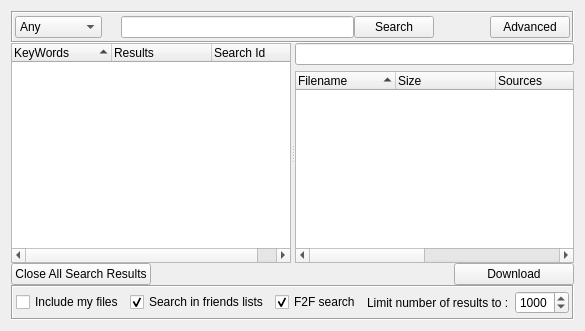
Before: the Qt Designer form retroshare-gui/src/gui/SearchDialog.ui in RetroShare/RetroShare, drawn with Qt 5.
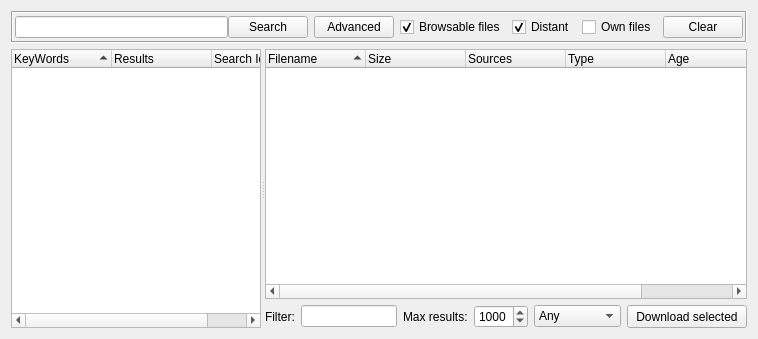
After: the same form once the commit is applied. Icons and pictures are not drawn. Custom widgets are drawn as their Qt base class.

Commit message: moved search tab into transfers. Simplified the layout (but kept all buttons)

The edit to the form file:
```diff
--- a/retroshare-gui/src/gui/SearchDialog.ui
+++ b/retroshare-gui/src/gui/SearchDialog.ui
@@ -6,8 +6,8 @@
    <rect>
     <x>0</x>
     <y>0</y>
-    <width>581</width>
-    <height>331</height>
+    <width>758</width>
+    <height>339</height>
    </rect>
   </property>
   <property name="sizePolicy">
@@ -16,14 +16,8 @@
     <verstretch>1</verstretch>
    </sizepolicy>
   </property>
-  <layout class="QGridLayout" name="gridLayout_5">
-   <property name="horizontalSpacing">
-    <number>6</number>
-   </property>
-   <property name="verticalSpacing">
-    <number>0</number>
-   </property>
-   <item row="0" column="0" colspan="3">
+  <layout class="QVBoxLayout" name="verticalLayout_2">
+   <item>
     <widget class="QFrame" name="titleBarFrame">
      <property name="maximumSize">
       <size>
@@ -41,107 +35,6 @@
       <property name="margin">
        <number>2</number>
       </property>
-      <item>
-       <widget class="QComboBox" name="FileTypeComboBox">
-        <item>
-         <property name="text">
-          <string>Any</string>
-         </property>
-         <property name="icon">
-          <iconset resource="images.qrc">
-           <normaloff>:/images/FileTypeAny.png</normaloff>:/images/FileTypeAny.png</iconset>
-         </property>
-        </item>
-        <item>
-         <property name="text">
-          <string>Archive</string>
-         </property>
-         <property name="icon">
-          <iconset resource="images.qrc">
-           <normaloff>:/images/FileTypeArchive.png</normaloff>:/images/FileTypeArchive.png</iconset>
-         </property>
-        </item>
-        <item>
-         <property name="text">
-          <string>Audio</string>
-         </property>
-         <property name="icon">
-          <iconset resource="images.qrc">
-           <normaloff>:/images/FileTypeAudio.png</normaloff>:/images/FileTypeAudio.png</iconset>
-         </property>
-        </item>
-        <item>
-         <property name="text">
-          <string>CD-Image</string>
-         </property>
-         <property name="icon">
-          <iconset resource="images.qrc">
-           <normaloff>:/images/FileTypeCDImage.png</normaloff>:/images/FileTypeCDImage.png</iconset>
-         </property>
-        </item>
-        <item>
-         <property name="text">
-          <string>Document</string>
-         </property>
-         <property name="icon">
-          <iconset resource="images.qrc">
-           <normaloff>:/images/FileTypeDocument.png</normaloff>:/images/FileTypeDocument.png</iconset>
-         </property>
-        </item>
-        <item>
-         <property name="text">
-          <string>Picture</string>
-         </property>
-         <property name="icon">
-          <iconset resource="images.qrc">
-           <normaloff>:/images/FileTypePicture.png</normaloff>:/images/FileTypePicture.png</iconset>
-         </property>
-        </item>
-        <item>
-         <property name="text">
-          <string>Program</string>
-         </property>
-         <property name="icon">
-          <iconset resource="images.qrc">
-           <normaloff>:/images/FileTypeProgram.png</normaloff>:/images/FileTypeProgram.png</iconset>
-         </property>
-        </item>
-        <item>
-         <property name="text">
-          <string>Video</string>
-         </property>
-         <property name="icon">
-          <iconset resource="images.qrc">
-           <normaloff>:/images/FileTypeVideo.png</normaloff>:/images/FileTypeVideo.png</iconset>
-         </property>
-        </item>
-        <item>
-         <property name="text">
-          <string>Directory</string>
-         </property>
-         <property name="icon">
-          <iconset resource="images.qrc">
-           <normaloff>:/images/folder16.png</normaloff>:/images/folder16.png</iconset>
-         </property>
-        </item>
-       </widget>
-      </item>
-      <item>
-       <spacer>
-        <property name="orientation">
-         <enum>Qt::Horizontal</enum>
-        </property>
-        <property name="sizeType">
-         <enum>QSizePolicy::Fixed</enum>
-        </property>
-        <property name="sizeHint" stdset="0">
-         <size>
-          <width>13</width>
-          <height>20</height>
-         </size>
-        </property>
-       </spacer>
-      </item>
       <item>
        <layout class="QHBoxLayout" name="horizontalLayout">
         <property name="spacing">
@@ -196,22 +89,6 @@
         </item>
        </layout>
       </item>
-      <item>
-       <spacer>
-        <property name="orientation">
-         <enum>Qt::Horizontal</enum>
-        </property>
-        <property name="sizeType">
-         <enum>QSizePolicy::Minimum</enum>
-        </property>
-        <property name="sizeHint" stdset="0">
-         <size>
-          <width>50</width>
-          <height>20</height>
-         </size>
-        </property>
-       </spacer>
-      </item>
       <item>
        <widget class="QPushButton" name="toggleAdvancedSearchBtn">
         <property name="toolTip">
@@ -222,17 +99,70 @@
         </property>
        </widget>
       </item>
+      <item>
+       <widget class="QCheckBox" name="_friendListsearch_SB">
+        <property name="toolTip">
+         <string>Search inside &quot;browsable&quot; files of your friends</string>
+        </property>
+        <property name="text">
+         <string>Browsable files</string>
+        </property>
+        <property name="checked">
+         <bool>true</bool>
+        </property>
+       </widget>
+      </item>
+      <item>
+       <widget class="QCheckBox" name="_anonF2Fsearch_CB">
+        <property name="toolTip">
+         <string>Multi-hop search at distance 6 in the network 
+(always reports available files)</string>
+        </property>
+        <property name="text">
+         <string>Distant</string>
+        </property>
+        <property name="checked">
+         <bool>true</bool>
+        </property>
+       </widget>
+      </item>
+      <item>
+       <widget class="QCheckBox" name="_ownFiles_CB">
+        <property name="sizePolicy">
+         <sizepolicy hsizetype="Minimum" vsizetype="Fixed">
+          <horstretch>0</horstretch>
+          <verstretch>0</verstretch>
+         </sizepolicy>
+        </property>
+        <property name="toolTip">
+         <string>Include files from your own file list in the search result</string>
+        </property>
+        <property name="text">
+         <string>Own files</string>
+        </property>
+       </widget>
+      </item>
+      <item>
+       <widget class="QPushButton" name="cloaseallsearchresultsButton">
+        <property name="toolTip">
+         <string>Close all Search Results</string>
+        </property>
+        <property name="text">
+         <string>Clear</string>
+        </property>
+       </widget>
+      </item>
      </layout>
     </widget>
    </item>
-   <item row="1" column="0" colspan="3">
+   <item>
     <widget class="QSplitter" name="splitter">
      <property name="orientation">
       <enum>Qt::Horizontal</enum>
      </property>
      <widget class="QTreeWidget" name="searchSummaryWidget">
       <property name="sizePolicy">
-       <sizepolicy hsizetype="Minimum" vsizetype="Minimum">
+       <sizepolicy hsizetype="Maximum" vsizetype="Minimum">
         <horstretch>0</horstretch>
         <verstretch>1</verstretch>
        </sizepolicy>
@@ -279,9 +209,9 @@
        </property>
       </column>
      </widget>
-     <widget class="QWidget" name="layoutWidget">
-      <layout class="QGridLayout" name="gridLayout_4">
-       <item row="1" column="0">
+     <widget class="QWidget" name="">
+      <layout class="QVBoxLayout" name="verticalLayout">
+       <item>
         <widget class="SearchTreeWidget" name="searchResultWidget">
          <property name="sizePolicy">
           <sizepolicy hsizetype="Expanding" vsizetype="MinimumExpanding">
@@ -338,175 +268,165 @@
          </column>
         </widget>
        </item>
-       <item row="0" column="0">
-        <widget class="LineEditClear" name="filterLineEdit">
-         <property name="toolTip">
-          <string>Filter Search Result</string>
-         </property>
-        </widget>
+       <item>
+        <layout class="QHBoxLayout" name="horizontalLayout_2">
+         <item>
+          <widget class="QLabel" name="label_2">
+           <property name="text">
+            <string>Filter:</string>
+           </property>
+          </widget>
+         </item>
+         <item>
+          <widget class="LineEditClear" name="filterLineEdit">
+           <property name="toolTip">
+            <string>Filter Search Result</string>
+           </property>
+          </widget>
+         </item>
+         <item>
+          <widget class="QLabel" name="label">
+           <property name="text">
+            <string>Max results:</string>
+           </property>
+          </widget>
+         </item>
+         <item>
+          <widget class="QSpinBox" name="_max_results_SB">
+           <property name="suffix">
+            <string/>
+           </property>
+           <property name="minimum">
+            <number>100</number>
+           </property>
+           <property name="maximum">
+            <number>5000</number>
+           </property>
+           <property name="singleStep">
+            <number>100</number>
+           </property>
+           <property name="value">
+            <number>1000</number>
+           </property>
+          </widget>
+         </item>
+         <item>
+          <widget class="QComboBox" name="FileTypeComboBox">
+           <item>
+            <property name="text">
+             <string>Any</string>
+            </property>
+            <property name="icon">
+             <iconset resource="images.qrc">
+              <normaloff>:/images/FileTypeAny.png</normaloff>:/images/FileTypeAny.png</iconset>
+            </property>
+           </item>
+           <item>
+            <property name="text">
+             <string>Archive</string>
+            </property>
+            <property name="icon">
+             <iconset resource="images.qrc">
+              <normaloff>:/images/FileTypeArchive.png</normaloff>:/images/FileTypeArchive.png</iconset>
+            </property>
+           </item>
+           <item>
+            <property name="text">
+             <string>Audio</string>
+            </property>
+            <property name="icon">
+             <iconset resource="images.qrc">
+              <normaloff>:/images/FileTypeAudio.png</normaloff>:/images/FileTypeAudio.png</iconset>
+            </property>
+           </item>
+           <item>
+            <property name="text">
+             <string>CD-Image</string>
+            </property>
+            <property name="icon">
+             <iconset resource="images.qrc">
+              <normaloff>:/images/FileTypeCDImage.png</normaloff>:/images/FileTypeCDImage.png</iconset>
+            </property>
+           </item>
+           <item>
+            <property name="text">
+             <string>Document</string>
+            </property>
+            <property name="icon">
+             <iconset resource="images.qrc">
+              <normaloff>:/images/FileTypeDocument.png</normaloff>:/images/FileTypeDocument.png</iconset>
+            </property>
+           </item>
+           <item>
+            <property name="text">
+             <string>Picture</string>
+            </property>
+            <property name="icon">
+             <iconset resource="images.qrc">
+              <normaloff>:/images/FileTypePicture.png</normaloff>:/images/FileTypePicture.png</iconset>
+            </property>
+           </item>
+           <item>
+            <property name="text">
+             <string>Program</string>
+            </property>
+            <property name="icon">
+             <iconset resource="images.qrc">
+              <normaloff>:/images/FileTypeProgram.png</normaloff>:/images/FileTypeProgram.png</iconset>
+            </property>
+           </item>
+           <item>
+            <property name="text">
+             <string>Video</string>
+            </property>
+            <property name="icon">
+             <iconset resource="images.qrc">
+              <normaloff>:/images/FileTypeVideo.png</normaloff>:/images/FileTypeVideo.png</iconset>
+            </property>
+           </item>
+           <item>
+            <property name="text">
+             <string>Directory</string>
+            </property>
+            <property name="icon">
+             <iconset resource="images.qrc">
+              <normaloff>:/images/folder16.png</normaloff>:/images/folder16.png</iconset>
+            </property>
+           </item>
+          </widget>
+         </item>
+         <item>
+          <widget class="QPushButton" name="pushButtonDownload">
+           <property name="minimumSize">
+            <size>
+             <width>120</width>
+             <height>0</height>
+            </size>
+           </property>
+           <property name="maximumSize">
+            <size>
+             <width>16777215</width>
+             <height>26</height>
+            </size>
+           </property>
+           <property name="toolTip">
+            <string>Download Selected</string>
+           </property>
+           <property name="text">
+            <string>Download selected</string>
+           </property>
+           <property name="icon">
+            <iconset resource="images.qrc">
+             <normaloff>:/images/download16.png</normaloff>:/images/download16.png</iconset>
+           </property>
+          </widget>
+         </item>
+        </layout>
        </item>
       </layout>
      </widget>
     </widget>
    </item>
-   <item row="2" column="0">
-    <widget class="QPushButton" name="cloaseallsearchresultsButton">
-     <property name="toolTip">
-      <string>Close all Search Results</string>
-     </property>
-     <property name="text">
-      <string>Close All Search Results</string>
-     </property>
-    </widget>
-   </item>
-   <item row="2" column="1">
-    <spacer name="horizontalSpacer_2">
-     <property name="orientation">
-      <enum>Qt::Horizontal</enum>
-     </property>
-     <property name="sizeHint" stdset="0">
-      <size>
-       <width>29</width>
-       <height>17</height>
-      </size>
-     </property>
-    </spacer>
-   </item>
-   <item row="2" column="2">
-    <widget class="QPushButton" name="pushButtonDownload">
-     <property name="minimumSize">
-      <size>
-       <width>120</width>
-       <height>0</height>
-      </size>
-     </property>
-     <property name="maximumSize">
-      <size>
-       <width>16777215</width>
-       <height>26</height>
-      </size>
-     </property>
-     <property name="toolTip">
-      <string>Download Selected</string>
-     </property>
-     <property name="text">
-      <string>Download</string>
-     </property>
-     <property name="icon">
-      <iconset resource="images.qrc">
-       <normaloff>:/images/download16.png</normaloff>:/images/download16.png</iconset>
-     </property>
-    </widget>
-   </item>
-   <item row="3" column="0" colspan="3">
-    <widget class="QFrame" name="buttonFrame">
-     <property name="maximumSize">
-      <size>
-       <width>16777215</width>
-       <height>38</height>
-      </size>
-     </property>
-     <property name="frameShape">
-      <enum>QFrame::Box</enum>
-     </property>
-     <property name="frameShadow">
-      <enum>QFrame::Sunken</enum>
-     </property>
-     <layout class="QGridLayout" name="gridLayout_2">
-      <property name="horizontalSpacing">
-       <number>6</number>
-      </property>
-      <property name="verticalSpacing">
-       <number>1</number>
-      </property>
-      <property name="margin">
-       <number>3</number>
-      </property>
-      <item row="1" column="0">
-       <widget class="QCheckBox" name="_ownFiles_CB">
-        <property name="sizePolicy">
-         <sizepolicy hsizetype="Minimum" vsizetype="Fixed">
-          <horstretch>0</horstretch>
-          <verstretch>0</verstretch>
-         </sizepolicy>
-        </property>
-        <property name="toolTip">
-         <string>Include files from your own file list in the search result</string>
-        </property>
-        <property name="text">
-         <string>Include my files</string>
-        </property>
-       </widget>
-      </item>
-      <item row="1" column="1">
-       <widget class="QCheckBox" name="_friendListsearch_SB">
-        <property name="toolTip">
-         <string>Search inside &quot;browsable&quot; files of your friends</string>
-        </property>
-        <property name="text">
-         <string>Search in friends lists</string>
-        </property>
-        <property name="checked">
-         <bool>true</bool>
-        </property>
-       </widget>
-      </item>
-      <item row="1" column="2">
-       <widget class="QCheckBox" name="_anonF2Fsearch_CB">
-        <property name="toolTip">
-         <string>Multi-hop search at distance 6 in the network 
-(always reports available files)</string>
-        </property>
-        <property name="text">
-         <string>F2F search</string>
-        </property>
-        <property name="checked">
-         <bool>true</bool>
-        </property>
-       </widget>
-      </item>
-      <item row="1" column="3">
-       <widget class="QLabel" name="label">
-        <property name="text">
-         <string>Limit number of results to :</string>
-        </property>
-       </widget>
-      </item>
-      <item row="1" column="4">
-       <widget class="QSpinBox" name="_max_results_SB">
-        <property name="suffix">
-         <string/>
-        </property>
-        <property name="minimum">
-         <number>100</number>
-        </property>
-        <property name="maximum">
-         <number>5000</number>
-        </property>
-        <property name="singleStep">
-         <number>100</number>
-        </property>
-        <property name="value">
-         <number>1000</number>
-        </property>
-       </widget>
-      </item>
-      <item row="1" column="5">
-       <spacer name="horizontalSpacer">
-        <property name="orientation">
-         <enum>Qt::Horizontal</enum>
-        </property>
-        <property name="sizeHint" stdset="0">
-         <size>
-          <width>40</width>
-          <height>5</height>
-         </size>
-        </property>
-       </spacer>
-      </item>
-     </layout>
-    </widget>
-   </item>
   </layout>
  </widget>
  <customwidgets>
```
The commit also changes 5 other files.
